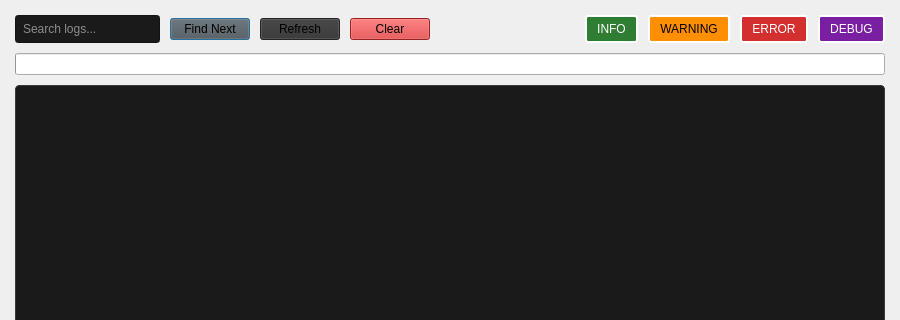
This is pygui/dialogs/log_viewer.ui in Arean82/Tailscale-Headscale-Client as Qt 5 draws it before an edit; both pictures show x 0 to 900 and y 0 to 320 of the 900 by 650 pixel window. The edited form follows.
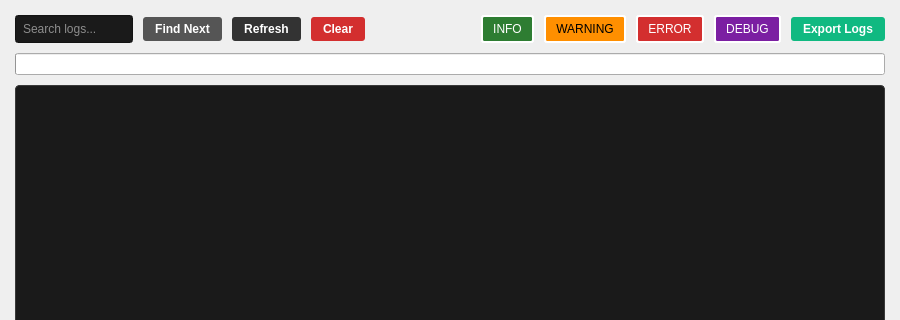
This is the edited form.

Commit message: feat: add network diagnostics and log viewer tools for enhanced troubleshooting and visibility

```diff
--- a/pygui/dialogs/log_viewer.ui
+++ b/pygui/dialogs/log_viewer.ui
@@ -44,7 +44,8 @@
      <item>
       <widget class="QPushButton" name="searchBtn">
        <property name="styleSheet">
-        <string>background-color: #555555;</string>
+        <string>QPushButton { background-color: #555555; color: white; border: none; padding: 5px 12px; border-radius: 3px; font-weight: bold; }
+QPushButton:hover { background-color: #666666; }</string>
        </property>
        <property name="text">
         <string>Find Next</string>
@@ -54,7 +55,8 @@
      <item>
       <widget class="QPushButton" name="refreshBtn">
        <property name="styleSheet">
-        <string>background-color: #333333;</string>
+        <string>QPushButton { background-color: #333333; color: white; border: none; padding: 5px 12px; border-radius: 3px; font-weight: bold; }
+QPushButton:hover { background-color: #444444; }</string>
        </property>
        <property name="text">
         <string>Refresh</string>
@@ -64,7 +66,8 @@
      <item>
       <widget class="QPushButton" name="clearBtn">
        <property name="styleSheet">
-        <string>background-color: #d32f2f;</string>
+        <string>QPushButton { background-color: #d32f2f; color: white; border: none; padding: 5px 12px; border-radius: 3px; font-weight: bold; }
+QPushButton:hover { background-color: #b71c1c; }</string>
        </property>
        <property name="text">
         <string>Clear</string>
@@ -154,6 +157,17 @@
          </property>
         </widget>
        </item>
+       <item>
+        <widget class="QPushButton" name="exportBtn">
+         <property name="styleSheet">
+          <string>QPushButton { background-color: #10b981; color: white; border: none; padding: 5px 12px; border-radius: 3px; font-weight: bold; }
+QPushButton:hover { background-color: #059669; }</string>
+         </property>
+         <property name="text">
+          <string>Export Logs</string>
+         </property>
+        </widget>
+       </item>
       </layout>
      </item>
     </layout>
```
The commit also changes 6 other files.
